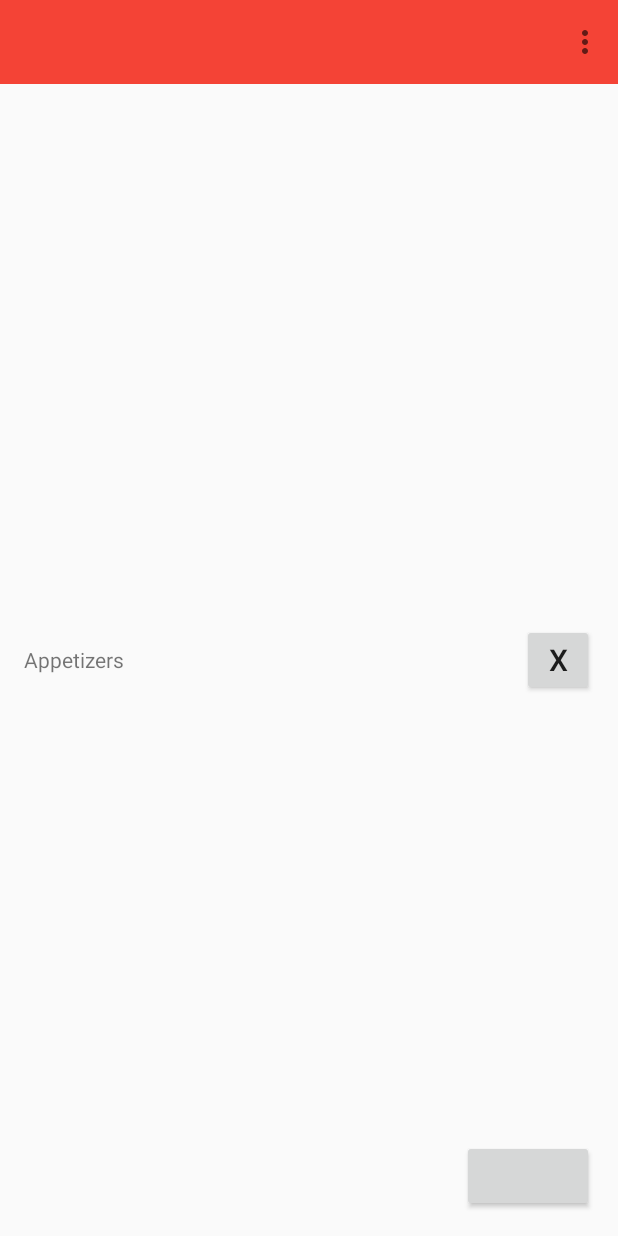
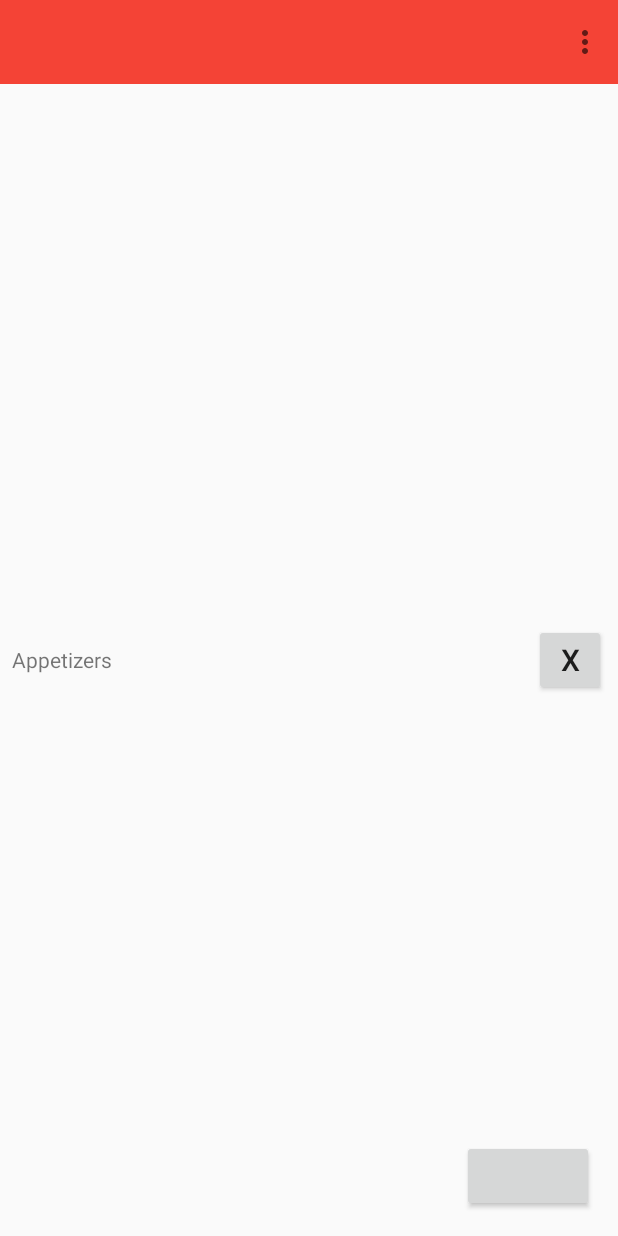
Before and after one commit to NoahAndrews/BiscuitCase, an Android app: the screen it shows after launch (CategoryListActivity), on a phone screen of 412 x 824 dp. Run offline under Robolectric (Android 15) with nearby library versions, the phone set to English and light mode, and no system bars; libraries missing offline, so code that uses them is left out: com.software.shell; plain views replace ActionButton; 4 statements that could not run were skipped.

Commit message:
Switched to margin dimensions in the library

```diff
--- a/BiscuitCaseManagement/src/main/res/values/dimens.xml
+++ b/BiscuitCaseManagement/src/main/res/values/dimens.xml
@@ -1,7 +1,4 @@
 <resources>
-    <!-- Default screen margins, per the Android Design guidelines. -->
-    <dimen name="activity_horizontal_margin">16dp</dimen>
-    <dimen name="activity_vertical_margin">16dp</dimen>
 
     <!-- Per the design guidelines, navigation drawers should be between 240dp and 320dp:
          https://developer.android.com/design/patterns/navigation-drawer.html -->
```
